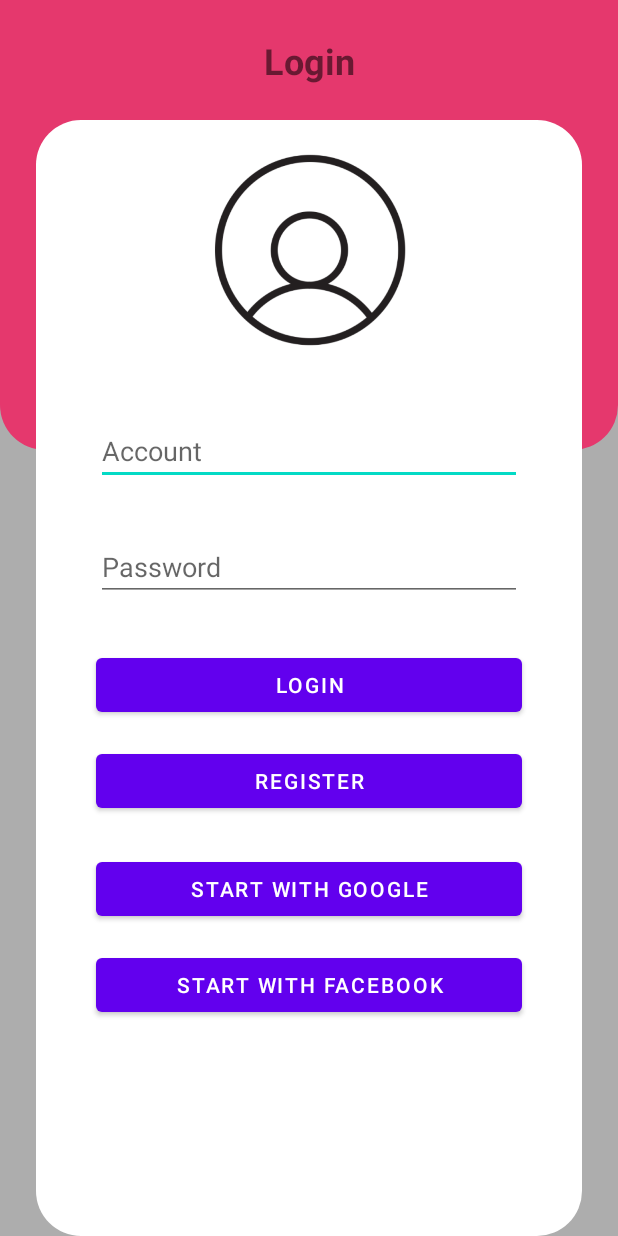
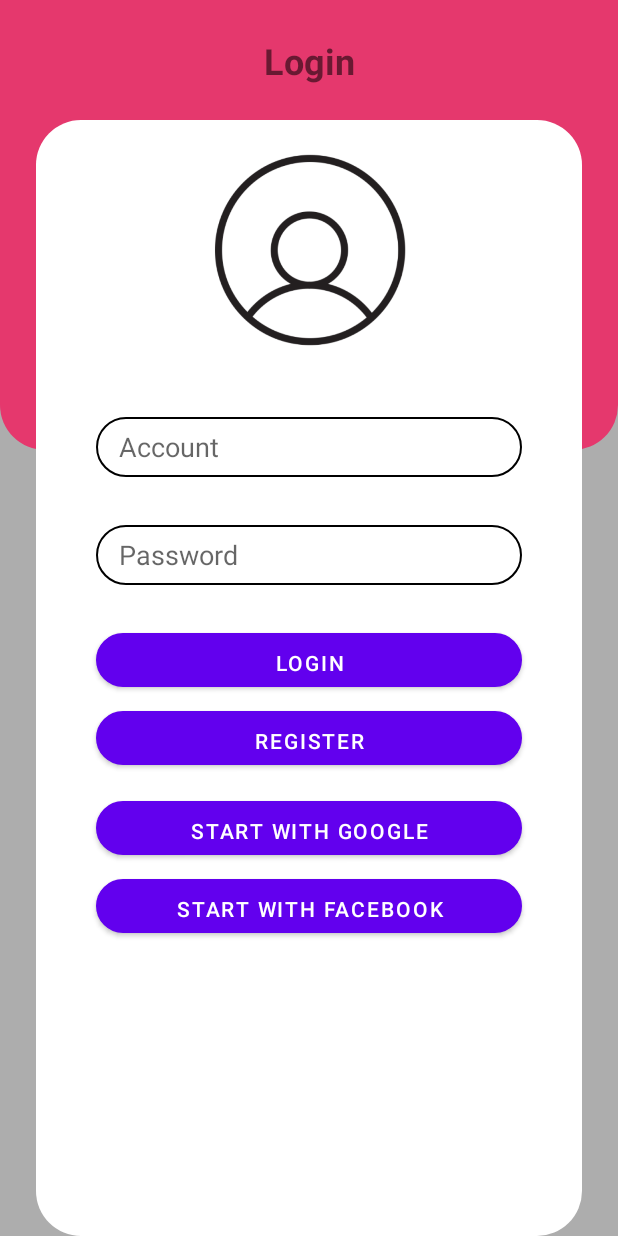
Before and after one commit to JerryLIU0401/IECS-1112-App--, an Android app: the LoginActivity screen opened directly, with no data from a screen before it, on a phone screen of 412 x 824 dp. Run offline under Robolectric (Android 15) with nearby library versions, the phone set to English and light mode, and no system bars.

Commit message:
fix duplicate frame problem

```diff
--- /dev/null
+++ b/app/src/main/res/drawable/ic_home_active.xml
@@ -0,0 +1,6 @@
+<vector android:height="50dp" android:tint="#F50202"
+    android:viewportHeight="24" android:viewportWidth="24"
+    android:width="5dp" xmlns:android="http://schemas.android.com/apk/res/android">
+    <path android:fillColor="@android:color/white" android:pathData="M10,20v-6h4v6h5v-8h3L12,3 2,12h3v8z"/>
+
+</vector>
--- /dev/null
+++ b/app/src/main/res/drawable/textview_arc_field.xml
@@ -0,0 +1,10 @@
+<?xml version="1.0" encoding="utf-8"?>
+<selector xmlns:android="http://schemas.android.com/apk/res/android">
+    <item>
+        <shape>
+            <solid android:color="@color/white"></solid>
+            <corners android:radius="60dp"/>
+            <stroke android:width="1dp"></stroke>
+        </shape>
+    </item>
+</selector>
--- a/app/src/main/res/layout/activity_login.xml
+++ b/app/src/main/res/layout/activity_login.xml
@@ -82,13 +82,16 @@
     <EditText
         android:id="@+id/et_account_loginpage"
         android:layout_width="0dp"
-        android:layout_height="wrap_content"
+        android:layout_height="40dp"
         android:layout_marginStart="64dp"
         android:layout_marginTop="32dp"
         android:layout_marginEnd="64dp"
+        android:background="@drawable/textview_arc_field"
         android:ems="10"
         android:hint="Account"
         android:inputType="textPersonName"
+        android:textAlignment="viewStart"
+        android:paddingLeft="15dp"
         app:layout_constraintEnd_toEndOf="parent"
         app:layout_constraintStart_toStartOf="parent"
         app:layout_constraintTop_toBottomOf="@+id/login_usericon" />
@@ -96,38 +99,47 @@
     <EditText
         android:id="@+id/et_password_loginpage"
         android:layout_width="0dp"
-        android:layout_height="wrap_content"
+        android:layout_height="40dp"
         android:layout_marginStart="64dp"
         android:layout_marginTop="32dp"
         android:layout_marginEnd="64dp"
+        android:background="@drawable/textview_arc_field"
         android:ems="10"
         android:hint="Password"
-        android:inputType="numberPassword"
+        android:inputType="textPassword"
         app:layout_constraintEnd_toEndOf="parent"
         app:layout_constraintHorizontal_bias="0.552"
         app:layout_constraintStart_toStartOf="parent"
+        android:paddingLeft="15dp"
         app:layout_constraintTop_toBottomOf="@+id/et_account_loginpage" />
 
     <Button
         android:id="@+id/login_btn_loginpage"
         android:layout_width="0dp"
-        android:layout_height="wrap_content"
+        android:layout_height="36dp"
         android:layout_marginStart="64dp"
         android:layout_marginTop="32dp"
         android:layout_marginEnd="64dp"
+        android:background="@drawable/textview_arc_field"
         android:text="Login"
+        android:textAlignment="center"
+        android:gravity="center"
         app:layout_constraintEnd_toEndOf="parent"
         app:layout_constraintStart_toStartOf="parent"
         app:layout_constraintTop_toBottomOf="@+id/et_password_loginpage" />
 
+
     <Button
         android:id="@+id/register_btn_loginpage"
         android:layout_width="0dp"
-        android:layout_height="48dp"
+        android:layout_height="36dp"
         android:layout_marginStart="64dp"
         android:layout_marginTop="16dp"
         android:layout_marginEnd="64dp"
         android:text="Register"
+        android:textAlignment="center"
+        android:gravity="center"
+        android:background="@drawable/textview_arc_field"
         app:layout_constraintEnd_toEndOf="parent"
         app:layout_constraintStart_toStartOf="parent"
         app:layout_constraintTop_toBottomOf="@+id/login_btn_loginpage" />
@@ -135,11 +147,14 @@
     <Button
         android:id="@+id/start_with_google_btn_loginpage"
         android:layout_width="0dp"
-        android:layout_height="48dp"
+        android:layout_height="36dp"
         android:layout_marginStart="64dp"
         android:layout_marginTop="24dp"
         android:layout_marginEnd="64dp"
         android:text="Start with Google"
+        android:gravity="center"
+        android:textAlignment="center"
+        android:background="@drawable/textview_arc_field"
         app:layout_constraintEnd_toEndOf="parent"
         app:layout_constraintHorizontal_bias="0.0"
         app:layout_constraintStart_toStartOf="parent"
@@ -148,7 +163,7 @@
     <Button
         android:id="@+id/start_with_facebook_btn_loginpage"
         android:layout_width="0dp"
-        android:layout_height="48dp"
+        android:layout_height="36dp"
         android:layout_marginStart="64dp"
         android:layout_marginTop="16dp"
         android:layout_marginEnd="64dp"
@@ -156,6 +171,9 @@
         app:layout_constraintEnd_toEndOf="parent"
         app:layout_constraintHorizontal_bias="0.0"
         app:layout_constraintStart_toStartOf="parent"
+        android:background="@drawable/textview_arc_field"
+        android:gravity="center"
+        android:textAlignment="center"
         app:layout_constraintTop_toBottomOf="@+id/start_with_google_btn_loginpage" />
 
 </androidx.constraintlayout.widget.ConstraintLayout>
--- a/app/src/main/res/layout/activity_main_page.xml
+++ b/app/src/main/res/layout/activity_main_page.xml
@@ -10,8 +10,6 @@
         android:id="@+id/linearLayout"
         android:layout_width="0dp"
         android:layout_height="60dp"
-        android:layout_marginStart="16dp"
-        android:layout_marginEnd="16dp"
         android:background="@color/white"
         android:orientation="horizontal"
         app:layout_constraintBottom_toBottomOf="parent"
@@ -24,7 +22,7 @@
             android:layout_width="wrap_content"
             android:layout_height="wrap_content"
             android:layout_weight="1"
-            android:background="@drawable/ic_home"
+            android:background="@drawable/ic_home_active"
             android:padding="30dp" />
 
         <ImageButton
@@ -49,7 +47,7 @@
             android:layout_width="wrap_content"
             android:layout_height="wrap_content"
             android:layout_weight="1"
-            android:background="@drawable/ic_settings_active"
+            android:background="@drawable/ic_setting"
             android:padding="30dp" />
 
 
```
Also changed, not shown: app/src/main/java/fcu/app/iecs_1112_app_food/MyOrderActivity.java (+6 -13 lines), app/src/main/java/fcu/app/iecs_1112_app_food/PageBarButton.java (+25 -5 lines), app/src/main/java/fcu/app/iecs_1112_app_food/SettingActivity.java (+5 -2 lines).
